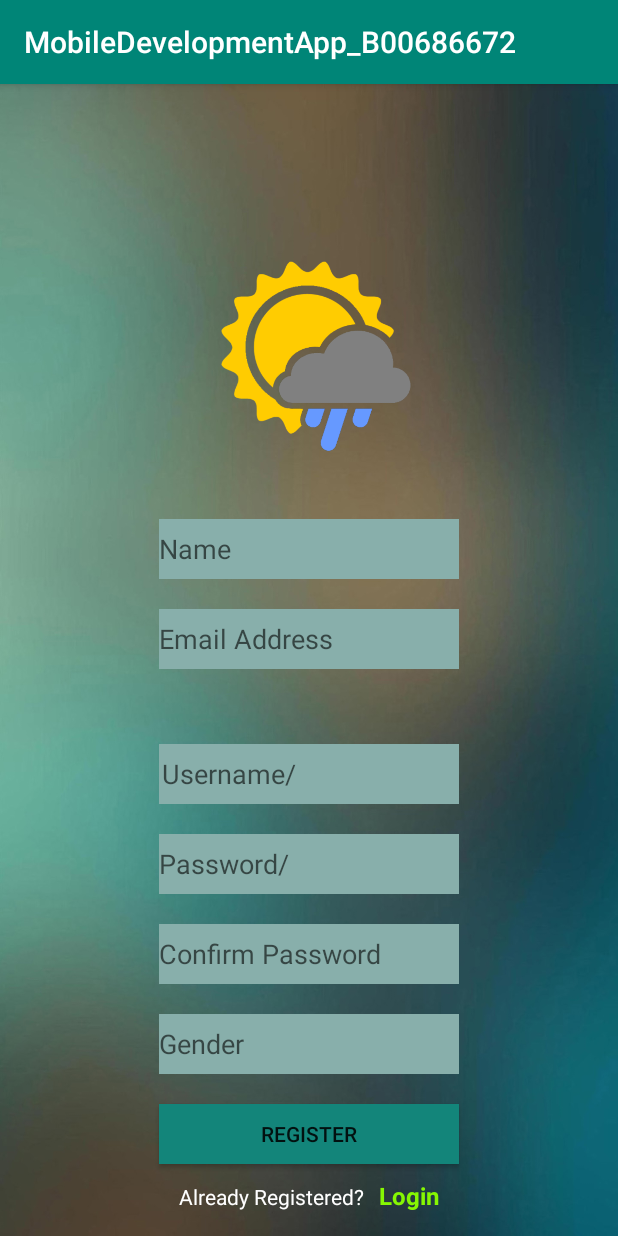
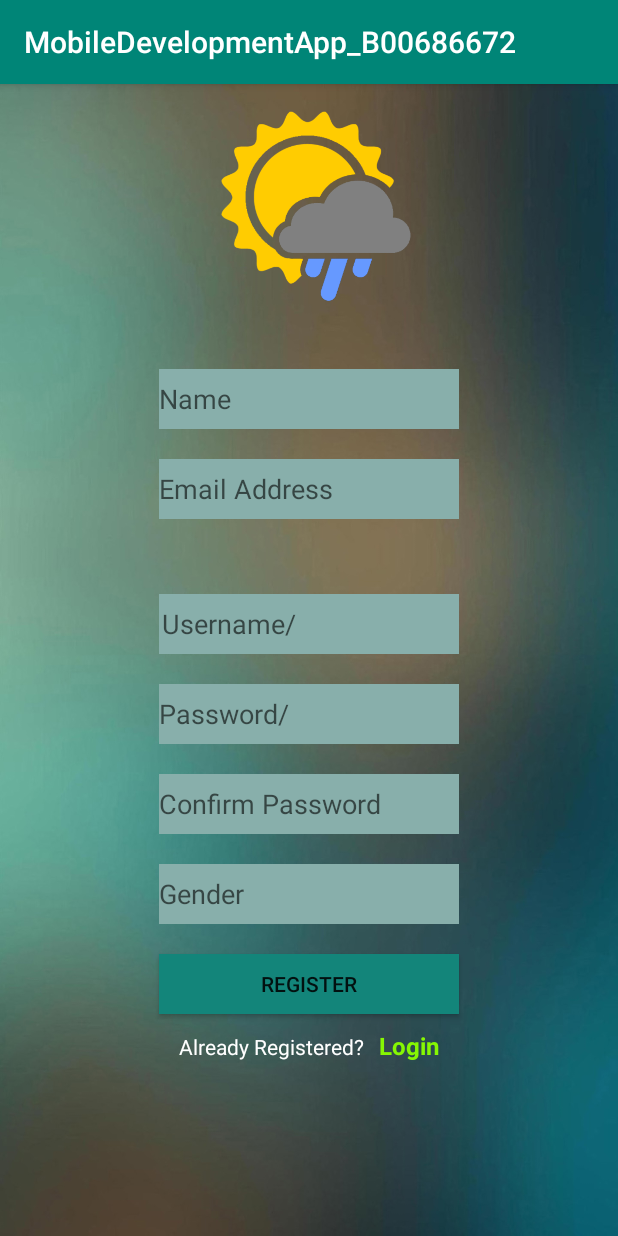
Before and after one commit to paulleonard95/MobileDevelopmentApp_B00686672, an Android app: the RegisterActivity screen opened directly, with no data from a screen before it, on a phone screen of 412 x 824 dp. Run offline under Robolectric (Android 15) with nearby library versions, the phone set to English and light mode, and no system bars.

Commit message:
Register page fix

```diff
--- a/app/src/main/res/layout/activity_register.xml
+++ b/app/src/main/res/layout/activity_register.xml
@@ -12,7 +12,7 @@
     <ImageView
         android:layout_width="wrap_content"
         android:layout_height="170dp"
-        android:layout_marginTop="100dp"
+        android:layout_marginTop="0dp"
         app:srcCompat="@drawable/weather_logo"/>
 
     <EditText
```
